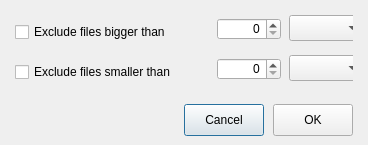
Old version of the form Source/MEGASync/gui/macx/SizeLimitDialog.ui in the repository meganz/MEGAsync.
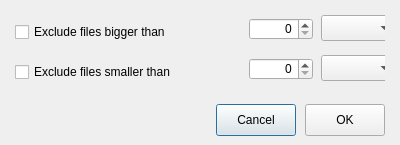
New version of the form.

Commit message: Fixed excluded dialog for long strings

Patch:
```diff
--- a/Source/MEGASync/gui/macx/SizeLimitDialog.ui
+++ b/Source/MEGASync/gui/macx/SizeLimitDialog.ui
@@ -6,7 +6,7 @@
    <rect>
     <x>0</x>
     <y>0</y>
-    <width>368</width>
+    <width>400</width>
     <height>145</height>
    </rect>
   </property>
@@ -18,13 +18,13 @@
   </property>
   <property name="minimumSize">
    <size>
-    <width>368</width>
+    <width>400</width>
     <height>145</height>
    </size>
   </property>
   <property name="maximumSize">
    <size>
-    <width>368</width>
+    <width>400</width>
     <height>145</height>
    </size>
   </property>
@@ -58,6 +58,12 @@
    </property>
    <item>
     <widget class="QWidget" name="widget" native="true">
+     <property name="sizePolicy">
+      <sizepolicy hsizetype="Preferred" vsizetype="Preferred">
+       <horstretch>0</horstretch>
+       <verstretch>0</verstretch>
+      </sizepolicy>
+     </property>
      <layout class="QFormLayout" name="formLayout">
       <property name="fieldGrowthPolicy">
        <enum>QFormLayout::FieldsStayAtSizeHint</enum>
@@ -87,13 +93,13 @@
        <widget class="QCheckBox" name="cExcludeUpperThan">
         <property name="minimumSize">
          <size>
-          <width>181</width>
+          <width>219</width>
           <height>34</height>
          </size>
         </property>
         <property name="maximumSize">
          <size>
-          <width>181</width>
+          <width>219</width>
           <height>34</height>
          </size>
         </property>
@@ -148,13 +154,13 @@
        <widget class="QCheckBox" name="cExcludeLowerThan">
         <property name="minimumSize">
          <size>
-          <width>187</width>
+          <width>219</width>
           <height>34</height>
          </size>
         </property>
         <property name="maximumSize">
          <size>
-          <width>187</width>
+          <width>219</width>
           <height>34</height>
          </size>
         </property>
```
